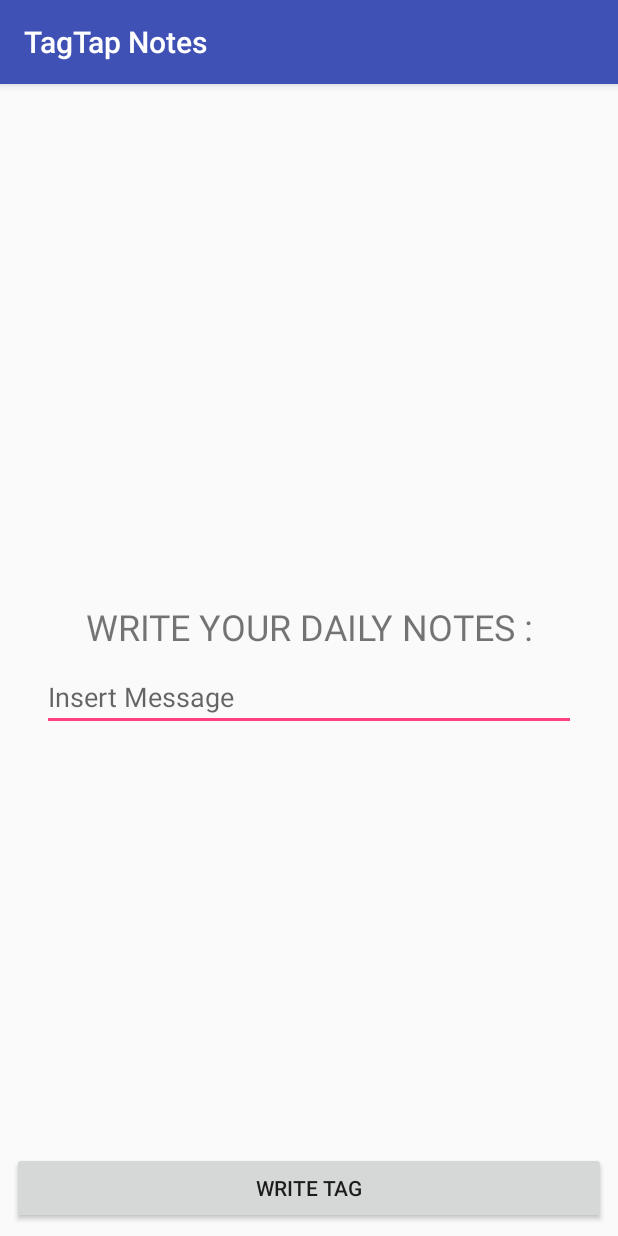
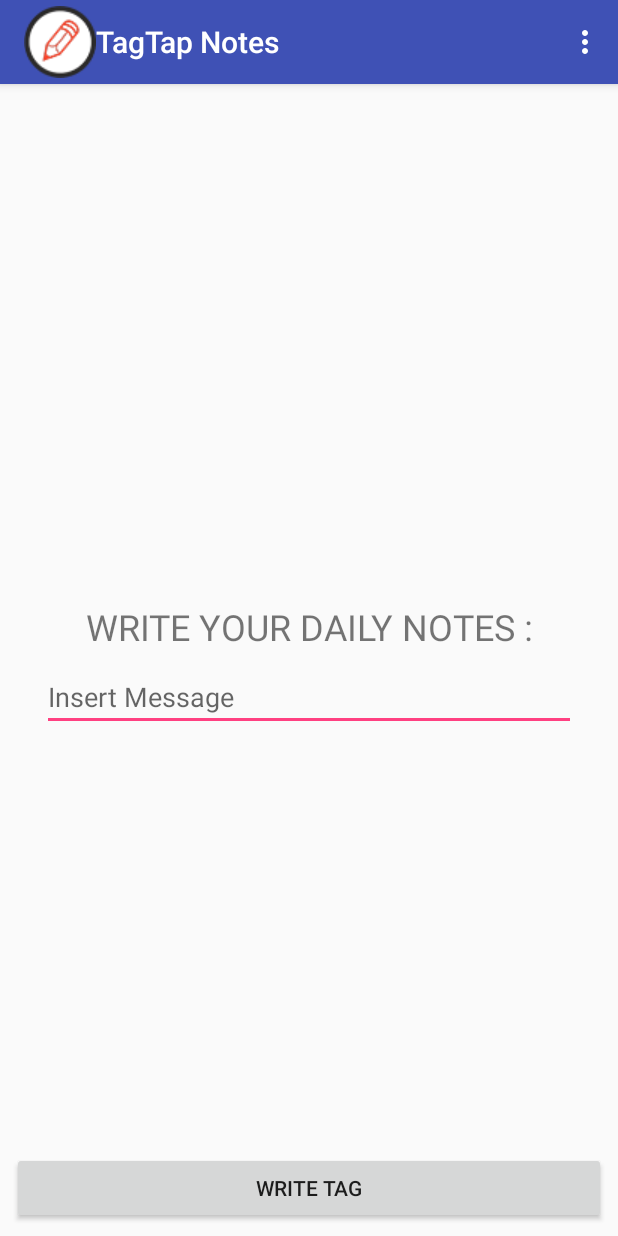
Before and after one commit to guilhermefmello/TagTap_Notes, an Android app: the screen it shows after launch (MainActivity), on a phone screen of 412 x 824 dp. Run offline under Robolectric (Android 15) with nearby library versions, the phone set to English and light mode, and no system bars; 1 statement that could not run was skipped.

Commit message:
Adding Menu and Menu Icon

```diff
--- a/app/src/main/java/guilherme/tagtapnotes/MainActivity.java
+++ b/app/src/main/java/guilherme/tagtapnotes/MainActivity.java
@@ -6,6 +6,7 @@ import android.content.Context;
 import android.content.Intent;
 import android.content.IntentFilter;
 import android.media.MediaPlayer;
+import android.net.Uri;
 import android.nfc.FormatException;
 import android.nfc.NdefMessage;
 import android.nfc.NdefRecord;
@@ -14,6 +15,8 @@ import android.nfc.Tag;
 import android.nfc.tech.Ndef;
 import android.os.Bundle;
 import android.support.v7.app.AppCompatActivity;
+import android.view.Menu;
+import android.view.MenuItem;
 import android.view.View;
 import android.widget.Button;
 import android.widget.TextView;
@@ -37,6 +40,13 @@ public class MainActivity extends AppCompatActivity {
     protected void onCreate(Bundle savedInstanceState) {
         super.onCreate(savedInstanceState);
         setContentView(R.layout.activity_main);
+
+
+        //Displaying Logo on Action Bar
+        getSupportActionBar().setDisplayShowHomeEnabled(true);
+        getSupportActionBar().setLogo(R.drawable.tagtap_notes_menu_48x48);
+        getSupportActionBar().setDisplayUseLogoEnabled(true);
+
 
         ctx=this;
         Button btnWrite = (Button) findViewById(R.id.button);
@@ -74,6 +84,35 @@ public class MainActivity extends AppCompatActivity {
         tagDetected.addCategory(Intent.CATEGORY_DEFAULT);
         writeTagFilters = new IntentFilter[] { tagDetected };
 
+    }
+
+
+
+    //Inflating a Menu.xml
+    @Override
+    public boolean onCreateOptionsMenu(Menu menu) {
+        getMenuInflater().inflate(R.menu.menu, menu);
+        return true;
+    }
+
+    //Adding a Action to the Option in the Menu Bar.
+    @Override
+    public boolean onOptionsItemSelected(MenuItem item) {
+        switch (item.getItemId()) {
+            case R.id.menu_item:
+                goToUrl ( "https://github.com/guilhermefmello/TagTap_Notes");
+                return true;
+            default:
+                return super.onOptionsItemSelected(item);
+        }
+    }
+
+
+    //Getting the URL and Open the page using the browser
+    private void goToUrl (String url) {
+        Uri uriUrl = Uri.parse(url);
+        Intent launchBrowser = new Intent(Intent.ACTION_VIEW, uriUrl);
+        startActivity(launchBrowser);
     }
 
 
--- /dev/null
+++ b/app/src/main/res/menu/menu.xml
@@ -0,0 +1,25 @@
+<?xml version="1.0" encoding="utf-8"?>
+
+<menu xmlns:app="http://schemas.android.com/apk/res-auto"
+
+    xmlns:android="http://schemas.android.com/apk/res/android">
+
+
+
+    <item
+
+        android:id="@+id/menu_item"
+
+        android:icon="@drawable/tagtap_notes_menu_48x48"
+
+        android:title="About TagTap Notes Project"
+
+
+
+
+
+
+
+        />
+
+</menu>
```
Also changed, not shown: app/src/main/res/drawable/tagtap_notes_logo_48x48.png (added), app/src/main/res/drawable/tagtap_notes_menu_48x48.png (added).
